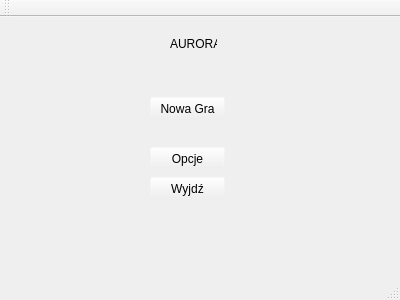
First picture: the form in mainwindow.ui, repository StylishTriangles/Aurora, before the edit.
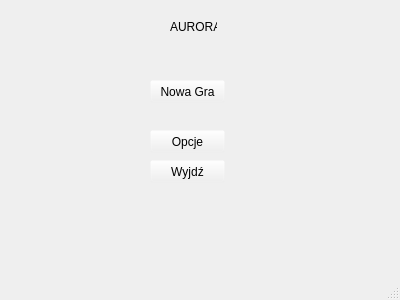
Second picture: the form after the edit.

Commit message: openGL widget added

```diff
--- a/mainwindow.ui
+++ b/mainwindow.ui
@@ -492,14 +492,6 @@
     </rect>
    </property>
   </widget>
-  <widget class="QToolBar" name="mainToolBar">
-   <attribute name="toolBarArea">
-    <enum>TopToolBarArea</enum>
-   </attribute>
-   <attribute name="toolBarBreak">
-    <bool>false</bool>
-   </attribute>
-  </widget>
   <widget class="QStatusBar" name="statusBar"/>
  </widget>
  <layoutdefault spacing="6" margin="11"/>
```
The commit also changes 6 other files.
